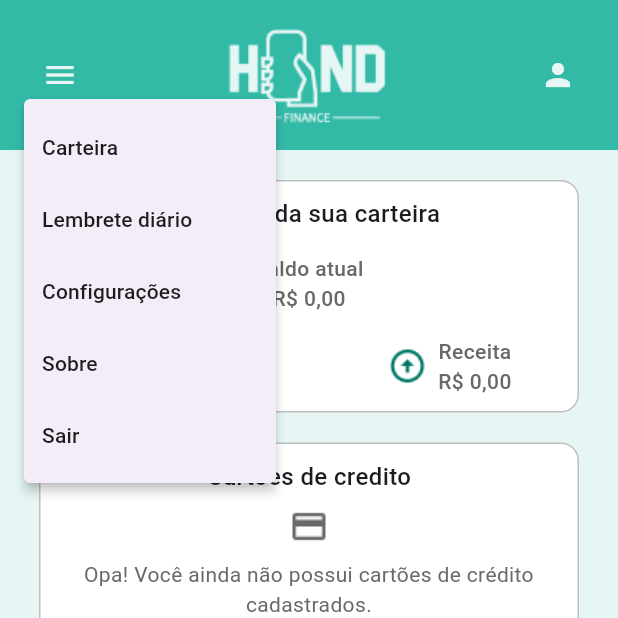
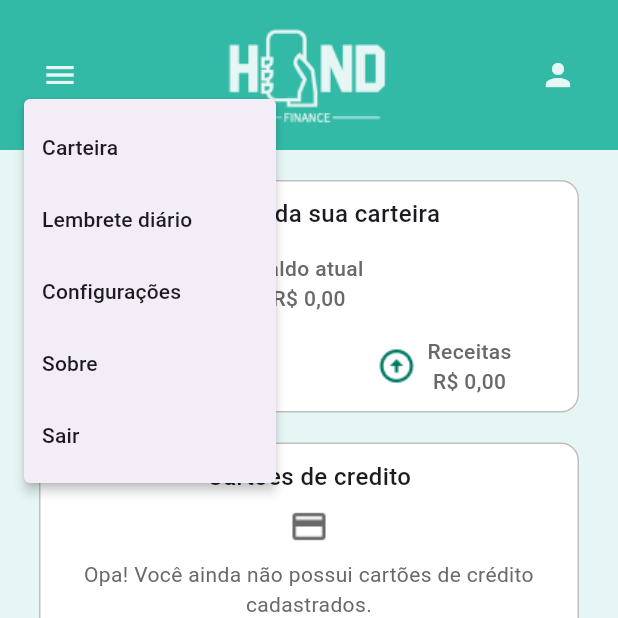
Before and after one commit to Jhyea026/Hand-finance, a Flutter app: the ClientPage screen opened directly, after a tap on the "menu" icon, on a phone screen of 412 x 824 dp, the top half of it. Run offline on Flutter 3.47's test engine with Material 3 defaults, Android fonts, the phone set to English and light mode, and no system bars; our stand-ins replace cloud_firestore, firebase_auth, firebase_core; missing offline and left inert: dart:ffi, email_validator_flutter, floating_action_bubble, validadores; accounts and stored records are empty.

Commit message:
Exibindo os saldos de receitas,despesas e total

```diff
--- a/lib/Screens/Loss.dart
+++ b/lib/Screens/Loss.dart
@@ -5,6 +5,7 @@ import 'package:firebase_auth/firebase_auth.dart';
 import 'package:flutter/material.dart';
 import 'package:handfinance/Colors/cor.dart';
 import 'package:handfinance/Widgets/card.dart';
+import 'package:handfinance/Widgets/loading.dart';
 import 'package:handfinance/util/DB_Firebase.dart';
 import 'package:handfinance/util/models.dart';
 
@@ -18,6 +19,8 @@ class Planning extends StatefulWidget {
 class _PlanningState extends State<Planning> {
   List<DB_Models> models = [];
   User? user = FirebaseAuth.instance.currentUser;
+  double totalDespesas = 0;
+  double saldoTotal = 0;
 
   Future<void> buscarDados(String colecao) async {
     try {
@@ -28,6 +31,7 @@ class _PlanningState extends State<Planning> {
             .where((doc) => doc.data().isNotEmpty)
             .map((itens) {
           Map<String, dynamic> item = itens.data();
+          totalDespesas += item['${colecao.toLowerCase()}Valor'];
 
           return DB_Models(
               descricao: item['${colecao.toLowerCase()}Descrição'],
@@ -86,7 +90,7 @@ class _PlanningState extends State<Planning> {
                     child: ListView(
                       children: models.map((data) {
                         return HomeCards(
-                          titulo: 'Receita',
+                          titulo: 'Despesa',
                           conteudo: [
                             Column(
                               children: [
@@ -145,7 +149,7 @@ class _PlanningState extends State<Planning> {
                           'Saldo atual',
                           style: TextStyle(color: Cor.Primary50),
                         ),
-                        Text('R\$ 0,00', style: TextStyle(color: Cor.Primary50))
+                        Loading(screen: 'screen')
                       ],
                     ),
                     SizedBox(width: 70),
@@ -161,7 +165,8 @@ class _PlanningState extends State<Planning> {
                           'Total de despesas',
                           style: TextStyle(color: Cor.Primary50),
                         ),
-                        Text("R\$ 0,00",
+                        Text(
+                            "R\$ ${totalDespesas.toStringAsFixed(2).replaceAll('.', ',')}",
                             style: TextStyle(color: Cor.Primary50)),
                       ],
                     ),
--- a/lib/Screens/Profit.dart
+++ b/lib/Screens/Profit.dart
@@ -7,6 +7,7 @@ import 'package:firebase_auth/firebase_auth.dart';
 import 'package:flutter/material.dart';
 import 'package:handfinance/Colors/cor.dart';
 import 'package:handfinance/Widgets/card.dart';
+import 'package:handfinance/Widgets/loading.dart';
 import 'package:handfinance/util/DB_Firebase.dart';
 import 'package:handfinance/util/models.dart';
 
@@ -21,6 +22,7 @@ class _TransactionsState extends State<Transactions> {
   List<DB_Models> models = [];
   User? user = FirebaseAuth.instance.currentUser;
   double totalReceitas = 0;
+  double saldoAtual = 0;
 
   Future<void> buscarDados(String colecao) async {
     try {
@@ -31,6 +33,7 @@ class _TransactionsState extends State<Transactions> {
             .where((doc) => doc.data().isNotEmpty)
             .map((itens) {
           Map<String, dynamic> item = itens.data();
+          totalReceitas += item['${colecao.toLowerCase()}Valor'];
 
           return DB_Models(
               descricao: item['${colecao.toLowerCase()}Descrição'],
@@ -48,12 +51,6 @@ class _TransactionsState extends State<Transactions> {
   void initState() {
     super.initState();
     buscarDados('Receitas');
-    somaValor();
-  }
-
-  void somaValor() async {
-    totalReceitas = await DB_Firebase().somaValores('Receitas');
-    // print(totalReceitas);
   }
 
   @override
@@ -151,8 +148,9 @@ class _TransactionsState extends State<Transactions> {
                           'Saldo atual',
                           style: TextStyle(color: Cor.Primary50),
                         ),
-                        Text("R\$ 0,00",
-                            style: TextStyle(color: Cor.Primary50)),
+                        Loading(screen: 'screen')
+                        // Text("R\$ 0,00",
+                        //     style: TextStyle(color: Cor.Primary50)),
                       ],
                     ),
                     SizedBox(width: 70),
@@ -168,7 +166,8 @@ class _TransactionsState extends State<Transactions> {
                           'Total de receitas',
                           style: TextStyle(color: Cor.Primary50),
                         ),
-                        Text("R\$ $totalReceitas",
+                        Text(
+                            "R\$ ${totalReceitas.toStringAsFixed(2).replaceAll('.', ',')}",
                             style: TextStyle(color: Cor.Primary50)),
                       ],
                     ),
--- a/lib/Screens/home.dart
+++ b/lib/Screens/home.dart
@@ -8,6 +8,9 @@ import 'package:flutter/material.dart';
 import 'package:handfinance/Colors/cor.dart';
 import 'package:handfinance/Widgets/botao.dart';
 import 'package:handfinance/Widgets/card.dart';
+import 'package:handfinance/Widgets/loading.dart';
+import 'package:handfinance/util/DB_Firebase.dart';
+import 'package:handfinance/util/models.dart';
 import 'package:handfinance/util/nomes_fierebase.dart';
 
 class Home extends StatefulWidget {
@@ -20,52 +23,41 @@ class Home extends StatefulWidget {
 class _HomeState extends State<Home> {
   User? user = FirebaseAuth.instance.currentUser!;
   dynamic saldo;
+  List<DB_Models> models = [];
+  double totalDespesas = 0;
+  late bool colecaoSelect;
 
   @override
   void didChangeDependencies() {
     super.didChangeDependencies();
-    dataBase();
   }
 
-  // void dataBase() async {
-  //   try {
-  //     DocumentReference lerdados =
-  //         FirebaseFirestore.instance.collection('Conta').doc(user?.uid);
+  @override
+  void initState() {
+    super.initState();
+    buscarDados('Despesas');
+  }
 
-  //     DocumentSnapshot pegarDados = await lerdados.get();
+  Future<void> buscarDados(String colecao) async {
+    try {
+      QuerySnapshot<Map<String, dynamic>>? dadosColecao =
+          await DB_Firebase().receberDados(user!.uid, colecao);
+      setState(() {
+        models = dadosColecao!.docs
+            .where((doc) => doc.data().isNotEmpty)
+            .map((itens) {
+          Map<String, dynamic> item = itens.data();
+          totalDespesas += item['${colecao.toLowerCase()}Valor'];
 
-  //     if (pegarDados.exists) {
-  //       Map<String, dynamic> saldoTotal =
-  //           pegarDados.data() as Map<String, dynamic>;
-  //       return saldoTotal['saldoTotal'];
-  //     }
-  //   } catch (e) {
-  //     print('Entrando no catch');
-
-  //     throw 'Erro ao tentar acessar Saldo $e';
-  //   }
-  // }
-  Future<String> dataBase() async {
-    DocumentReference lerdados =
-        FirebaseFirestore.instance.collection('Conta').doc(user?.uid);
-    DocumentSnapshot pegarDados = await lerdados.get();
-
-    if (pegarDados.exists) {
-      Map<String, dynamic> data = pegarDados.data() as Map<String, dynamic>;
-
-      saldo = data['saldoTotal'].toDouble();
-      if (saldo != null) {
-        // Formata o saldo com duas casas decimais separadas por vírgula
-        String saldoFormatado = saldo.toStringAsFixed(2).replaceAll('.', ',');
-        setState(() {
-          saldo = saldoFormatado;
-        });
-        return saldo;
-      } else {
-        return 'não encontrado';
-      }
-    } else {
-      return 'não encontrado';
+          return DB_Models(
+              descricao: item['${colecao.toLowerCase()}Descrição'],
+              valor: item['${colecao.toLowerCase()}Valor']
+                  .toStringAsFixed(2)
+                  .replaceAll('.', ','));
+        }).toList();
+      });
+    } catch (e) {
+      throw "Error ao tentar acessar dados $e";
     }
   }
 
@@ -74,7 +66,7 @@ class _HomeState extends State<Home> {
     return Scaffold(
         backgroundColor: Cor.Primary50,
         body: RefreshIndicator(
-          onRefresh: dataBase,
+          onRefresh: DB_Firebase().buscarSaldo,
           child: SingleChildScrollView(
             child: Container(
               margin: EdgeInsets.only(bottom: 20),
@@ -99,14 +91,7 @@ class _HomeState extends State<Home> {
                                           color: Color.fromARGB(
                                               255, 105, 105, 105)),
                                     ),
-                                    Text(
-                                      'R\$ $saldo',
-                                      style: TextStyle(
-                                          fontSize: 14,
-                                          fontWeight: FontWeight.w500,
-                                          color: Color.fromARGB(
-                                              255, 105, 105, 105)),
-                                    )
+                                    Loading(screen: 'home'),
                                   ],
                                 ),
                               ),
@@ -135,7 +120,7 @@ class _HomeState extends State<Home> {
                                                       255, 105, 105, 105)),
                                             ),
                                             Text(
-                                              'R\$ 0,00',
+                                              'R\$ ${totalDespesas.toStringAsFixed(2).replaceAll('.', ',')}',
                                               style: TextStyle(
                                                   fontSize: 14,
                                                   fontWeight: FontWeight.w500,
@@ -155,7 +140,7 @@ class _HomeState extends State<Home> {
                                         Column(
                                           children: [
                                             Text(
-                                              'Receita',
+                                              'Receitas',
                                               style: TextStyle(
                                                   fontSize: 14,
                                                   fontWeight: FontWeight.w500,
--- /dev/null
+++ b/lib/Widgets/loading.dart
@@ -0,0 +1,59 @@
+// ignore_for_file: prefer_const_constructors, library_private_types_in_public_api, use_super_parameters
+
+import 'package:flutter/material.dart';
+import 'package:handfinance/Colors/cor.dart';
+import 'package:handfinance/util/DB_Firebase.dart';
+
+class Loading extends StatefulWidget {
+  final String screen;
+
+  const Loading({Key? key, required this.screen}) : super(key: key);
+
+  @override
+  _LoadingState createState() => _LoadingState();
+}
+
+class _LoadingState extends State<Loading> {
+  @override
+  Widget build(BuildContext context) {
+    return Builder(
+      builder: (context) {
+        return FutureBuilder<double>(
+          future: DB_Firebase().buscarSaldo(),
+          // A função builder que retorna um widget filho
+          builder: (context, snapshot) {
+            // Se a Future<String> ainda está carregando, mostra um widget de progresso circular
+            if (snapshot.connectionState == ConnectionState.waiting) {
+              return CircularProgressIndicator(
+                color: Color.fromARGB(0, 255, 255, 255),
+                value: 2,
+              );
+            }
+            // Se a Future<String> foi concluída com sucesso, mostra o valor em um widget de texto
+            else if (snapshot.hasData) {
+              return Text(
+                'R\$ ${snapshot.data!.toStringAsFixed(2).replaceAll('.', ',')}',
+                style: TextStyle(
+                    fontSize: 14,
+                    fontWeight: widget.screen == 'home'
+                        ? FontWeight.w500
+                        : FontWeight.normal,
+                    color: widget.screen == 'home'
+                        ? Color.fromARGB(255, 105, 105, 105)
+                        : Cor.Primary50),
+              );
+            }
+            // Se a Future<String> foi concluída com erro, mostra uma mensagem de erro em um widget de texto
+            else if (snapshot.hasError) {
+              return Text('Ocorreu um erro: ${snapshot.error}');
+            }
+            // Se a Future<String> foi concluída sem dados, mostra uma mensagem de vazio em um widget de texto
+            else {
+              return Text('Sem dados');
+            }
+          },
+        );
+      },
+    );
+  }
+}
--- a/lib/util/DB_Firebase.dart
+++ b/lib/util/DB_Firebase.dart
@@ -1,10 +1,17 @@
-// ignore_for_file: file_names, camel_case_types,
+// ignore_for_file: file_names, camel_case_types,, unused_local_variable
+
+import 'dart:developer';
+import 'dart:ffi';
 
 import 'package:cloud_firestore/cloud_firestore.dart';
 import 'package:firebase_auth/firebase_auth.dart';
+import 'package:handfinance/util/models.dart';
 
 class DB_Firebase {
   User? user = FirebaseAuth.instance.currentUser!;
+
+  double totalReceitas = 0;
+  double totalDespesas = 0;
 
   Future<bool> addDB(String colecao, String descricao, double valor) async {
     try {
@@ -17,6 +24,7 @@ class DB_Firebase {
         "${colecao.toLowerCase()}Valor": valor,
         "${colecao.toLowerCase()}Descrição": descricao
       });
+
       return true;
     } on Exception catch (e) {
       throw 'Erro ao receber dados da coleção "$colecao": $e';
@@ -27,6 +35,7 @@ class DB_Firebase {
       String userId, String colecao) async {
     try {
       FirebaseFirestore firestore = FirebaseFirestore.instance;
+
       return await firestore
           .collection('Conta')
           .doc(userId)
@@ -37,29 +46,58 @@ class DB_Firebase {
     }
   }
 
-  Future<double> somaValores(String colecao) async {
-    double total = 0;
-
-    QuerySnapshot<Map<String, dynamic>>? dadosColecao =
-        await DB_Firebase().receberDados(user!.uid, colecao);
+  Future<void> atualizarSaldo() async {
+    List<double> despesas = [];
+    List<double> receitas = [];
 
     try {
-      if (dadosColecao != null) {
-        dynamic teste;
-        teste = dadosColecao.docs
-            .where((doc) => doc.data().isNotEmpty)
-            .map((itens) {
-          Map<String, dynamic> item = itens.data();
+      FirebaseFirestore firestore = FirebaseFirestore.instance;
 
-          total = total + item['${colecao.toLowerCase()}Valor'];
-        });
+      QuerySnapshot<Map<String, dynamic>>? dadosReceitas =
+          await DB_Firebase().receberDados(user!.uid, 'Receitas');
+      QuerySnapshot<Map<String, dynamic>>? dadosDespesas =
+          await DB_Firebase().receberDados(user!.uid, 'Despesas');
+      receitas = dadosReceitas!.docs
+          .where((doc) => doc.data().isNotEmpty)
+          .map((itens) {
+        Map<String, dynamic> item = itens.data();
+        totalReceitas += item['receitasValor'];
+        return totalReceitas;
+      }).toList();
 
-        return total;
-      } else {
-        return 0;
-      }
-    } catch (e) {
-      throw "Error ao tentar acessar dados $e";
+      despesas = dadosDespesas!.docs
+          .where((doc) => doc.data().isNotEmpty)
+          .map((itens) {
+        Map<String, dynamic> item = itens.data();
+        totalDespesas += item['despesasValor'];
+        return totalDespesas;
+      }).toList();
+
+      double saldoTotal = totalReceitas - totalDespesas;
+
+      await firestore
+          .collection('Conta')
+          .doc(user!.uid)
+          .update({'saldoTotal': saldoTotal});
+    } on Exception catch (e) {
+      throw 'Error ao somar saldo total';
+    }
+  }
+
+  Future<double> buscarSaldo() async {
+    dynamic saldo;
+
+    DocumentReference lerdados =
+        FirebaseFirestore.instance.collection('Conta').doc(user?.uid);
+    DocumentSnapshot pegarDados = await lerdados.get();
+
+    if (pegarDados.exists) {
+      Map<String, dynamic> data = pegarDados.data() as Map<String, dynamic>;
+
+      saldo = data['saldoTotal'].toDouble();
+      return saldo;
+    } else {
+      return 0;
     }
   }
 }
--- a/lib/util/authen_firebase.dart
+++ b/lib/util/authen_firebase.dart
@@ -32,7 +32,7 @@ class AuthFirebase {
     }
   }
 
-  static bool validarForm(Map<String, String> dados) {
+  static bool validarForm(Map<String, dynamic> dados) {
     return dados.values
         .every((element) => element.toString().isNotEmpty && element != "null");
   }
```
Also changed, not shown: lib/Screens/addProfit.dart (+21 -6 lines).
